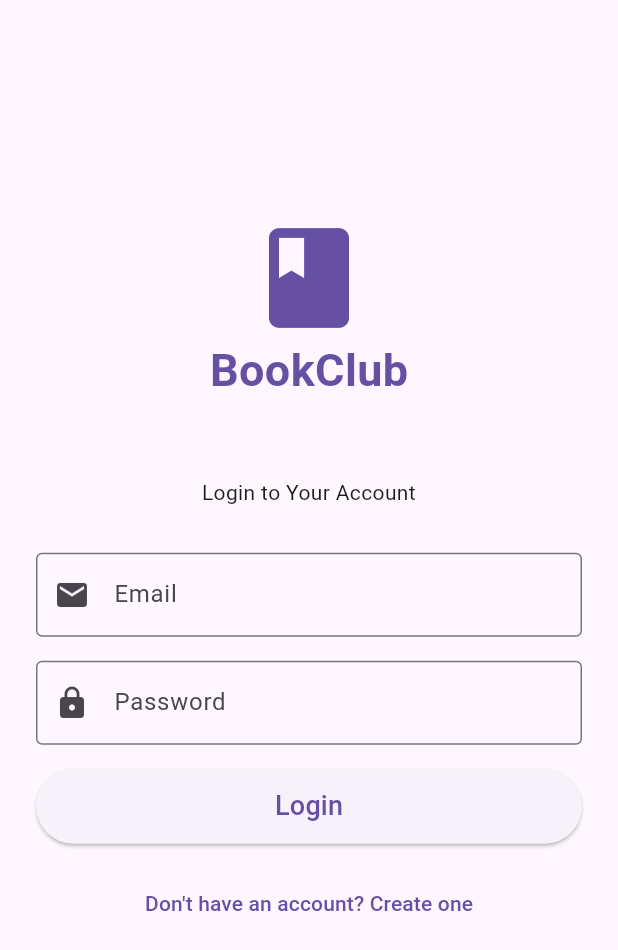
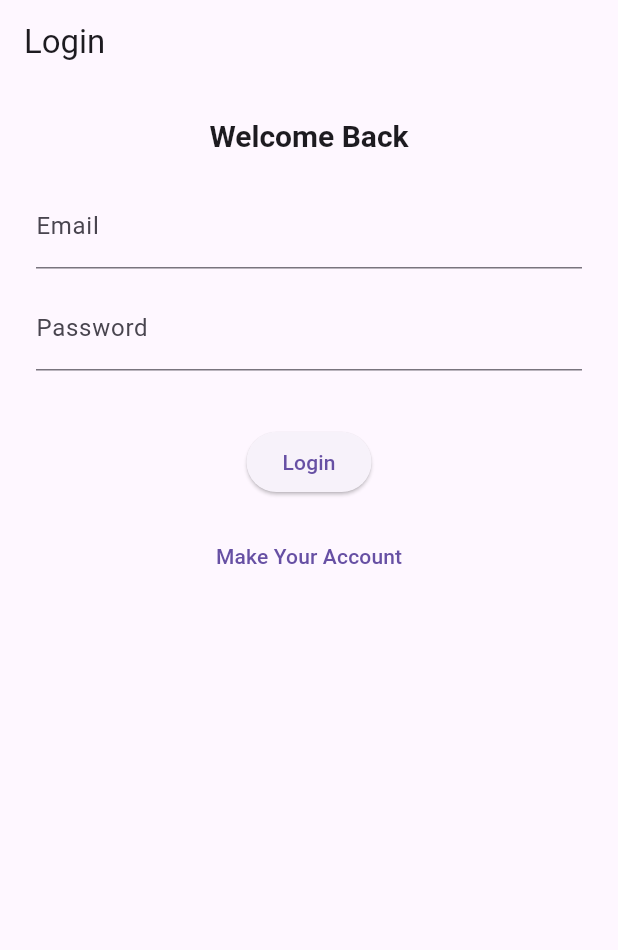
Before and after one commit to Ruhisawant/The-Book-Club, a Flutter app: the screen it shows after launch, on a phone screen of 412 x 824 dp. Shown: the top 950 px of the screen. Run offline on Flutter 3.47's test engine with Material 3 defaults, Android fonts, the light colour scheme and no system bars; our stand-ins replace cloud_firestore, firebase_auth, firebase_core, flutter_rating_bar; accounts and stored records are empty.

Commit message:
Login Page and Account Creation

```diff
--- a/lib/login_screen.dart
+++ b/lib/login_screen.dart
@@ -1,4 +1,6 @@
+import 'package:cloud_firestore/cloud_firestore.dart';
 import 'package:flutter/material.dart';
+import 'package:firebase_auth/firebase_auth.dart';
 
 class LoginScreen extends StatefulWidget {
   const LoginScreen({super.key});
@@ -7,173 +9,128 @@ class LoginScreen extends StatefulWidget {
 }
 
 class LoginScreenState extends State<LoginScreen> {
-  final _formKey = GlobalKey<FormState>();
-  final _emailController = TextEditingController();
-  final _passwordController = TextEditingController();
-  bool _isLoginForm = true;
-  final List<String> _selectedGenres = [];
-  final List<String> _genres = [
-    'Fiction', 'Non-fiction', 'Science Fiction', 'Fantasy',
-    'Mystery', 'Romance', 'Horror', 'Thriller', 'Biography',
-    'History', 'Self-help', 'Poetry', 'Children\'s', 'Young Adult'
+  final emailControl = TextEditingController();
+  final passwordControl = TextEditingController();
+  final List<String> genres = [
+    'Fiction', 'Non-fiction', 'Science Fiction',
+    'Fantasy', 'Mystery', 'Romance', 'Horror',
+    'Thriller', 'Biography', 'History',
+    'Self-help', 'Poetry', 'Children\'s', 'Young Adult',
   ];
+  String genreSelect = 'Fiction';
+  bool loggedIn = true;
+  String errorMessage = '';
 
-  @override
-  void dispose() {
-    _emailController.dispose();
-    _passwordController.dispose();
-    super.dispose();
-  }
+  Future<void> AuthenticationHandler() async {
+    try {
+      final email = emailControl.text.trim();
+      final password = passwordControl.text.trim();
 
-  void _toggleFormMode() {
+      if (loggedIn) {
+        await FirebaseAuth.instance.signInWithEmailAndPassword(
+          email: email,
+          password: password,
+        );
+        ScaffoldMessenger.of(
+          context,
+        ).showSnackBar(SnackBar(content: Text('Successful Login!')));
+        Navigator.pushReplacementNamed(context, '/home');
+      } else {
+        final userInformation = await FirebaseAuth.instance
+            .createUserWithEmailAndPassword(email: email, password: password);
+        await FirebaseFirestore.instance
+            .collection('users')
+            .doc(userInformation.user!.uid)
+            .set({'email': email, 'genrePreference': genreSelect});
+        ScaffoldMessenger.of(context).showSnackBar(SnackBar(content: Text('Account Made!')));
               setState(() {
-      _isLoginForm = !_isLoginForm;
+                loggedIn = true;
               });
             }
-
-  void _submitForm() {
-    if (_formKey.currentState!.validate()) {
-      // Normally you would authenticate with a backend here
-      // For now, we'll just navigate to the home screen
-      Navigator.pushReplacementNamed(context, '/home');
+    } on FirebaseAuthException catch (e) {
+      setState(() {
+        errorMessage = e.message ?? 'Error';
+      });
+      ScaffoldMessenger.of(context).showSnackBar(SnackBar(content: Text('Please Try Again')));
     }
-  }
-
-  Widget _buildLoginForm() {
-    return Form(
-      key: _formKey,
-      child: Column(
-        mainAxisAlignment: MainAxisAlignment.center,
-        crossAxisAlignment: CrossAxisAlignment.stretch,
-        children: [
-          Text(
-            _isLoginForm ? 'Login to Your Account' : 'Create a New Account',
-            textAlign: TextAlign.center,
-          ),
-          SizedBox(height: 30),
-          TextFormField(
-            controller: _emailController,
-            decoration: InputDecoration(
-              labelText: 'Email',
-              border: OutlineInputBorder(),
-              prefixIcon: Icon(Icons.email),
-            ),
-            keyboardType: TextInputType.emailAddress,
-            validator: (value) {
-              if (value == null || value.isEmpty) {
-                return 'Please enter your email';
-              }
-              if (!RegExp(r'^[\w-\.]+@([\w-]+\.)+[\w-]{2,4}$').hasMatch(value)) {
-                return 'Please enter a valid email';
-              }
-              return null;
-            },
-          ),
-          SizedBox(height: 16),
-          TextFormField(
-            controller: _passwordController,
-            decoration: InputDecoration(
-              labelText: 'Password',
-              border: OutlineInputBorder(),
-              prefixIcon: Icon(Icons.lock),
-            ),
-            obscureText: true,
-            validator: (value) {
-              if (value == null || value.isEmpty) {
-                return 'Please enter your password';
-              }
-              if (!_isLoginForm && value.length < 6) {
-                return 'Password must be at least 6 characters';
-              }
-              return null;
-            },
-          ),
-          SizedBox(height: 16),
-          if (!_isLoginForm) ...[
-            Text(
-              'Select your favorite genres:',
-            ),
-            SizedBox(height: 8),
-            Container(
-              height: 150,
-              decoration: BoxDecoration(
-                border: Border.all(color: Colors.grey),
-                borderRadius: BorderRadius.circular(4),
-              ),
-              child: ListView.builder(
-                itemCount: _genres.length,
-                itemBuilder: (context, index) {
-                  final genre = _genres[index];
-                  return CheckboxListTile(
-                    title: Text(genre),
-                    value: _selectedGenres.contains(genre),
-                    onChanged: (bool? value) {
-                      setState(() {
-                        if (value == true) {
-                          _selectedGenres.add(genre);
-                        } else {
-                          _selectedGenres.remove(genre);
-                        }
-                      });
-                    },
-                  );
-                },
-              ),
-            ),
-            SizedBox(height: 16),
-          ],
-          ElevatedButton(
-            onPressed: _submitForm,
-            child: Padding(
-              padding: const EdgeInsets.all(12.0),
-              child: Text(
-                _isLoginForm ? 'Login' : 'Create Account',
-                style: TextStyle(fontSize: 18),
-              ),
-            ),
-          ),
-          SizedBox(height: 16),
-          TextButton(
-            onPressed: _toggleFormMode,
-            child: Text(
-              _isLoginForm
-                  ? 'Don\'t have an account? Create one'
-                  : 'Already have an account? Login',
-            ),
-          ),
-        ],
-      ),
-    );
   }
 
   @override
   Widget build(BuildContext context) {
     return Scaffold(
-      body: SafeArea(
+      appBar: AppBar(title: Text(loggedIn ? 'Login' : 'Create Account')),
+      body: Padding(
+        padding: const EdgeInsets.all(24.0),
         child: SingleChildScrollView(
-          padding: EdgeInsets.all(24.0),
-          child: SizedBox(
-            height: MediaQuery.of(context).size.height - 100,
           child: Column(
             mainAxisAlignment: MainAxisAlignment.center,
             children: [
-                Icon(
-                  Icons.book,
-                  size: 80,
-                  color: Theme.of(context).primaryColor,
+              Text(
+                loggedIn ? 'Welcome Back' : 'Make New Account',
+                style: Theme.of(context).textTheme.displayMedium,
               ),
-                Text(
-                  'BookClub',
-                  style: TextStyle(
-                    fontSize: 30,
-                    fontWeight: FontWeight.bold,
-                    color: Theme.of(context).primaryColor,
+              SizedBox(height: 20),
+              if (errorMessage.isNotEmpty)
+                Text(errorMessage, style: TextStyle(color: Colors.red)),
+              TextField(
+                controller: emailControl,
+                decoration: InputDecoration(labelText: 'Email'),
+                keyboardType: TextInputType.emailAddress,
+              ),
+              SizedBox(height: 12),
+              TextField(
+                controller: passwordControl,
+                decoration: InputDecoration(labelText: 'Password'),
+                obscureText: true,
+              ),
+              SizedBox(height: 12),
+              if (!loggedIn)
+                Column(
+                  crossAxisAlignment: CrossAxisAlignment.start,
+                  children: [
+                    Text('Select Your Favorite Genre'),
+                    SizedBox(height: 10),
+                    DropdownButton<String>(
+                      value: genreSelect,
+                      onChanged: (String? newValue) {
+                        setState(() {
+                          genreSelect = newValue!;
+                        });
+                      },
+                      items:
+                          genres
+                              .map(
+                                (genre) => DropdownMenuItem(
+                                  value: genre,
+                                  child: Text(genre),
+                                ),
+                              )
+                              .toList(),
+                    ),
+                  ],
+                ),
+              SizedBox(height: 25),
+              ElevatedButton(
+                onPressed: AuthenticationHandler,
+                child: Text(loggedIn ? 'Login' : 'Sign Up'),
+              ),
+              SizedBox(height: 15),
+              TextButton(
+                onPressed: () {
+                  setState(() {
+                    loggedIn = !loggedIn;
+                    errorMessage = '';
+                    emailControl.clear();
+                    passwordControl.clear();
+                  });
+                },
+                child: Text(
+                  loggedIn
+                      ? "Make Your Account"
+                      : "You Already Have an Account",
                 ),
               ),
-                SizedBox(height: 50),
-                _buildLoginForm(),
             ],
-            ),
           ),
         ),
       ),
--- a/lib/main.dart
+++ b/lib/main.dart
@@ -5,14 +5,12 @@ import 'book_details.dart';
 import 'discussion_boards.dart';
 import 'profile_settings.dart';
 import 'package:firebase_core/firebase_core.dart';
+import 'package:firebase_auth/firebase_auth.dart';
 import 'firebase_options.dart';
 
-//changed file name
 Future<void> main() async {
   WidgetsFlutterBinding.ensureInitialized();
-  await Firebase.initializeApp(
-    options: DefaultFirebaseOptions.currentPlatform,
-  );
+  await Firebase.initializeApp(options: DefaultFirebaseOptions.currentPlatform);
   runApp(BookApp());
 }
 
@@ -33,10 +31,9 @@ class BookApp extends StatelessWidget {
           bodyMedium: TextStyle(fontSize: 14.0),
         ),
       ),
-      // Start with the login screen
-      initialRoute: '/',
+      home: Authentication(),
       routes: {
-        '/': (context) => LoginScreen(),
+        //'/': (context) => LoginScreen(),
         '/home': (context) => HomeScreen(),
         // '/book_details': (context) => BookDetails(),
         '/discussion': (context) => DiscussionBoards(),
@@ -45,3 +42,21 @@ class BookApp extends StatelessWidget {
     );
   }
 }
+
+class Authentication extends StatelessWidget {
+  @override
+  Widget build(BuildContext context) {
+    return StreamBuilder<User?>(
+      stream: FirebaseAuth.instance.authStateChanges(),
+      builder: (context, snapshot) {
+        if (snapshot.connectionState == ConnectionState.waiting) {
+          return Scaffold(body: Center(child: CircularProgressIndicator()));
+        } else if (snapshot.hasData) {
+          return HomeScreen();
+        } else {
+          return LoginScreen();
+        }
+      },
+    );
+  }
+}
--- a/pubspec.yaml
+++ b/pubspec.yaml
@@ -36,6 +36,8 @@ dependencies:
   cupertino_icons: ^1.0.8
   flutter_rating_bar: ^4.0.1
   firebase_core: ^3.13.0
+  firebase_auth: ^5.5.2
+  cloud_firestore: ^5.6.6
 
 dev_dependencies:
   flutter_test:
```
Also changed, not shown: pubspec.lock, 3 other files. Lines whose indentation alone changed are shown as unchanged.
